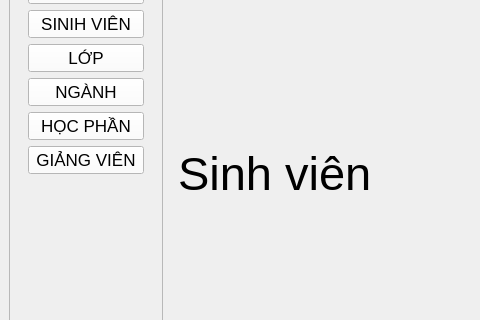
Qt form gui/quantri.ui (trungnguyen9999/StudentCheckedFace) before a commit; both pictures show x 0 to 480 and y 86 to 406 of the 720 by 541 pixel window.
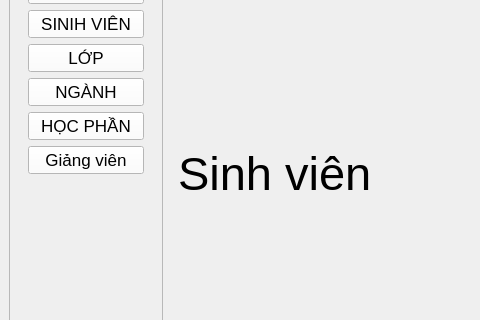
The same form after that commit.

Commit message: side menu

What changed in the file:
```diff
--- a/gui/quantri.ui
+++ b/gui/quantri.ui
@@ -165,7 +165,7 @@
                </font>
               </property>
               <property name="text">
-               <string>GIẢNG VIÊN</string>
+               <string>Giảng viên</string>
               </property>
              </widget>
             </item>
```
The commit also changes 1 other file.
